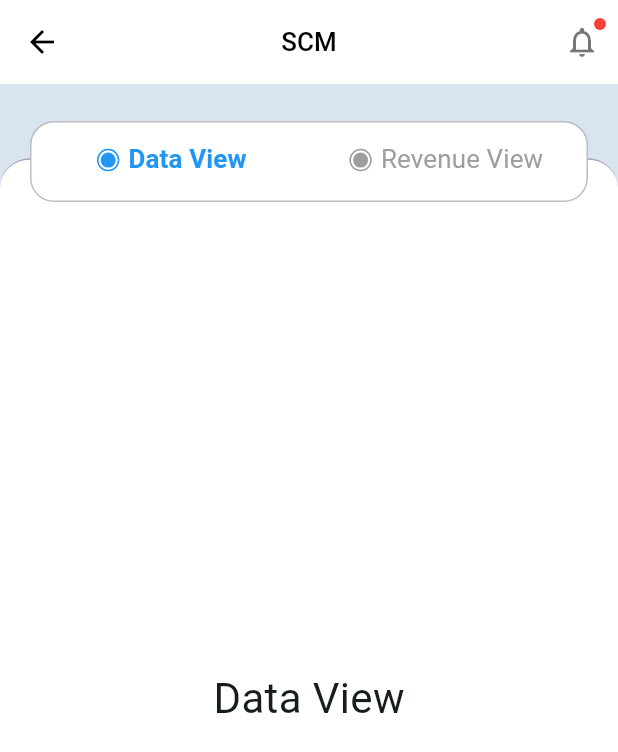
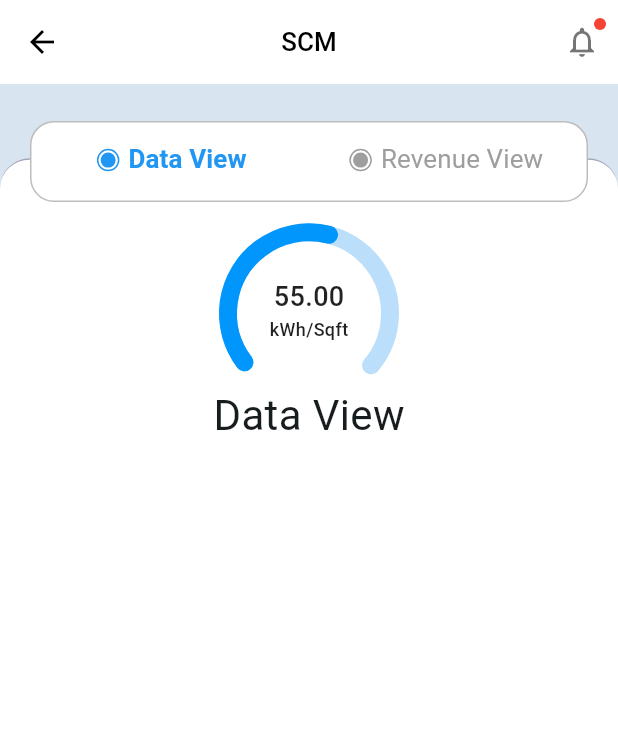
Before and after one commit to Tanjid470/scube, a Flutter app: the ScmDataDetailsView screen opened by its route, on a phone screen of 412 x 824 dp. Shown: the top 752 px of the screen. Run offline on Flutter 3.47's test engine with Material 3 defaults, Android fonts, the phone set to English and light mode, and no system bars; our stand-ins replace get, shared_preferences; accounts and stored records are empty.

Commit message:
[FEAT]: Add semi-circle progress widget to data view tab

```diff
--- a/lib/feature/scm_data_details/presentation/scm_data_details_view.dart
+++ b/lib/feature/scm_data_details/presentation/scm_data_details_view.dart
@@ -2,6 +2,7 @@ import 'package:flutter/material.dart';
 import 'package:scube/config/font_constant.dart';
 import 'package:scube/core/const/color_utils.dart';
 import 'package:scube/feature/scm_data_details/presentation/widget/multi_layer_circle.dart';
+import 'package:scube/feature/scm_data_details/presentation/widget/semi_circle_progress_widget.dart';
 import 'package:scube/global/scm_appBar.dart';
 
 
@@ -46,7 +47,6 @@ class _ScmDataDetailsViewState extends State<ScmDataDetailsView> with SingleTick
   Widget _body() {
     return Stack(
       children: [
-        // Main container with rounded top and top border
         Padding(
           padding: EdgeInsets.only(top: MediaQuery.of(context).size.height * 0.06), // leave space for TabBar
           child: Container(
@@ -145,7 +145,19 @@ class _ScmDataDetailsViewState extends State<ScmDataDetailsView> with SingleTick
   }
 
   Widget _dataViewTab() {
-    return Center(child: Text('Data View', style: TextStyle(fontSize: 28)));
+    return Column(
+      children: [
+        SizedBox(height: 50,),
+        SemiCircleProgress(
+          value: 0.55,       // 55%
+          size: 120,         // total width
+          unit: 'kWh/Sqft',  // label below number
+        ),
+
+
+        Center(child: Text('Data View', style: TextStyle(fontSize: 28))),
+      ],
+    );
   }
 
   Widget _revenueViewTab() {
```
